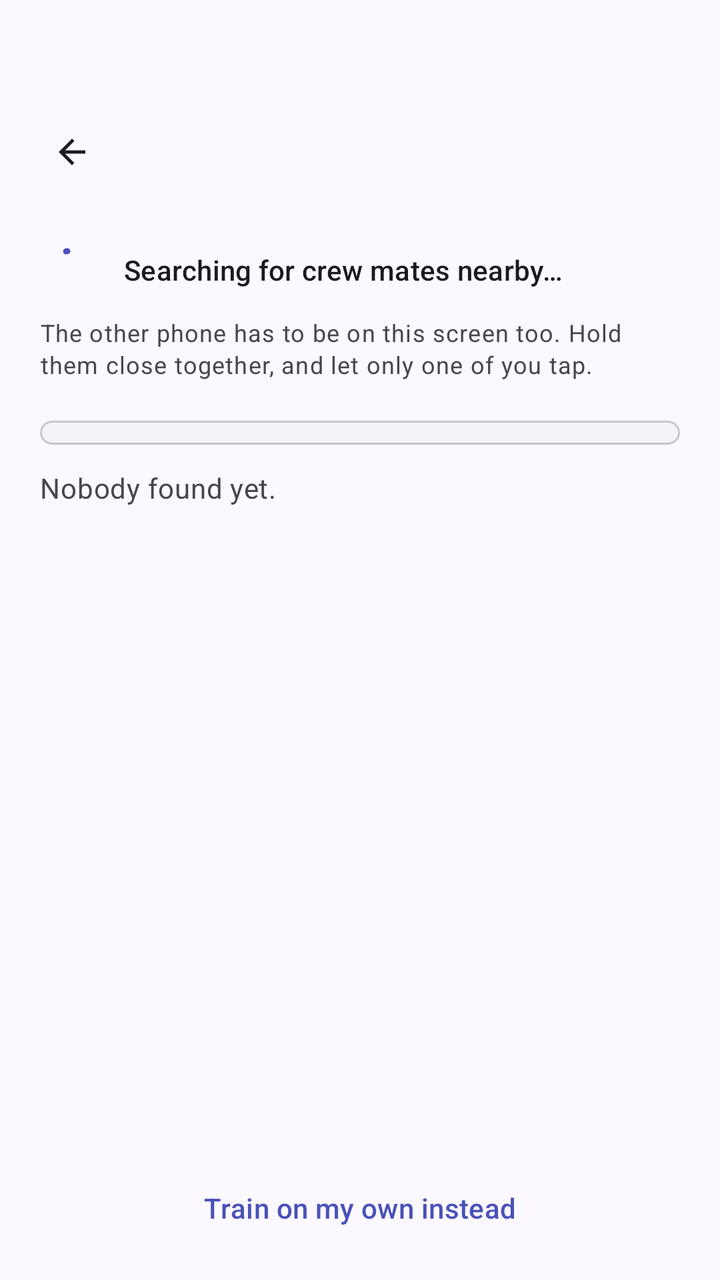
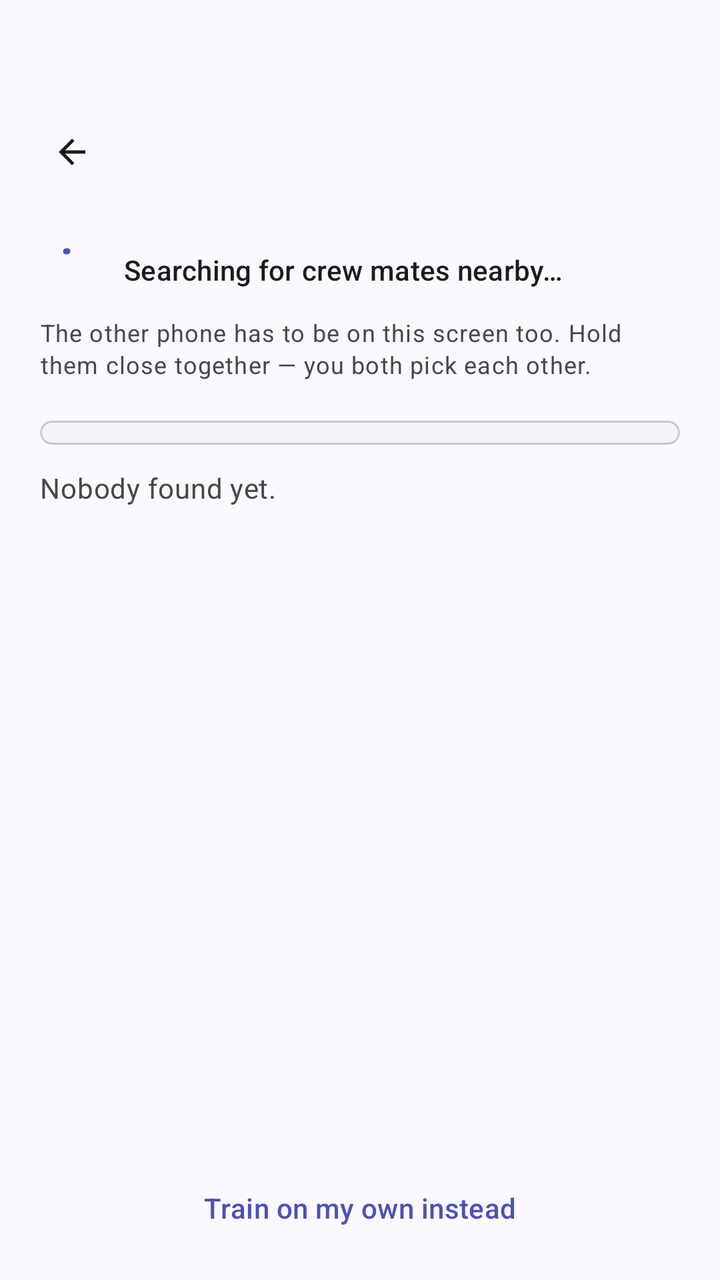

Before-and-after screenshots of an Android layout around one commit, followed by the original layout XML and the change that was made.
<!-- AndroidManifest.xml: application theme Theme.MobileSE -->
<!-- res/layout/screen_training_partner.xml -->
<?xml version="1.0" encoding="utf-8"?>
<androidx.constraintlayout.widget.ConstraintLayout xmlns:android="http://schemas.android.com/apk/res/android"
    xmlns:app="http://schemas.android.com/apk/res-auto"
    android:layout_width="match_parent"
    android:layout_height="match_parent"
    android:background="?attr/colorSurface">

    <include
        android:id="@+id/topBar"
        layout="@layout/part_top_bar"
        app:layout_constraintTop_toTopOf="parent" />

    <ScrollView
        android:layout_width="match_parent"
        android:layout_height="0dp"
        android:fillViewport="true"
        android:clipToPadding="false"
        app:layout_constraintTop_toBottomOf="@id/topBar"
        app:layout_constraintBottom_toTopOf="@id/btnPartnerSkip">

        <androidx.constraintlayout.widget.ConstraintLayout
            android:layout_width="match_parent"
            android:layout_height="wrap_content">

        <LinearLayout
            style="@style/ContentColumn"
            android:paddingBottom="24dp"
            app:layout_constraintTop_toTopOf="parent"
            app:layout_constraintStart_toStartOf="parent"
            app:layout_constraintEnd_toEndOf="parent">

            
            <LinearLayout
                android:id="@+id/llSession"
                android:layout_width="match_parent"
                android:layout_height="wrap_content"
                android:orientation="vertical"
                android:visibility="gone">

                <TextView
                    android:id="@+id/tvSessionPartner"
                    android:layout_width="match_parent"
                    android:layout_height="wrap_content"
                    android:layout_marginTop="8dp"
                    android:textAppearance="?attr/textAppearanceTitleMedium"
                    android:textColor="?attr/colorOnSurface" />

                
                <TextView
                    android:id="@+id/tvSessionWarning"
                    android:layout_width="match_parent"
                    android:layout_height="wrap_content"
                    android:layout_marginTop="10dp"
                    android:visibility="gone"
                    android:background="@drawable/bg_watch_notice"
                    android:padding="12dp"
                    android:textAppearance="?attr/textAppearanceBodyMedium"
                    android:textColor="?attr/colorOnTertiaryContainer" />

                
                <com.google.android.material.textfield.TextInputLayout
                    android:id="@+id/tilSessionSport"
                    style="@style/Widget.CrewFit.TextField"
                    android:layout_width="match_parent"
                    android:layout_height="wrap_content"
                    android:layout_marginTop="16dp"
                    android:hint="@string/train_question"
                    app:endIconMode="custom"
                    app:endIconDrawable="@drawable/ic_arrow_drop_down"
                    app:endIconTint="?attr/colorOnSurfaceVariant">

                    <com.google.android.material.textfield.TextInputEditText
                        android:id="@+id/etSessionSport"
                        android:layout_width="match_parent"
                        android:layout_height="wrap_content"
                        android:focusable="false"
                        android:focusableInTouchMode="false"
                        android:cursorVisible="false"
                        android:inputType="none" />
                </com.google.android.material.textfield.TextInputLayout>

                <TextView
                    android:id="@+id/tvSessionTimer"
                    android:layout_width="match_parent"
                    android:layout_height="wrap_content"
                    android:layout_marginTop="24dp"
                    android:gravity="center"
                    android:text="@string/session_timer_zero"
                    android:textAppearance="?attr/textAppearanceDisplayMedium"
                    android:textColor="?attr/colorOnSurface" />

                <TextView
                    android:id="@+id/tvSessionHint"
                    android:layout_width="match_parent"
                    android:layout_height="wrap_content"
                    android:layout_marginTop="4dp"
                    android:gravity="center"
                    android:textAppearance="?attr/textAppearanceBodySmall"
                    android:textColor="?attr/colorOnSurfaceVariant" />

                <com.google.android.material.button.MaterialButton
                    android:id="@+id/btnSessionAction"
                    style="@style/Widget.CrewFit.Button"
                    android:layout_width="match_parent"
                    android:layout_height="wrap_content"
                    android:layout_marginTop="24dp"
                    android:text="@string/session_start" />

                
                <com.google.android.material.button.MaterialButton
                    android:id="@+id/btnSessionReconnect"
                    style="@style/Widget.CrewFit.Button.Outlined"
                    android:layout_width="match_parent"
                    android:layout_height="wrap_content"
                    android:layout_marginTop="10dp"
                    android:visibility="gone"
                    android:text="@string/session_reconnect" />
            </LinearLayout>

            
            <LinearLayout
                android:id="@+id/llSearch"
                android:layout_width="match_parent"
                android:layout_height="wrap_content"
                android:orientation="vertical">

            <LinearLayout
                android:layout_width="match_parent"
                android:layout_height="wrap_content"
                android:orientation="horizontal"
                android:baselineAligned="false"
                android:gravity="center_vertical"
                android:layout_marginTop="8dp">

                <com.google.android.material.progressindicator.CircularProgressIndicator
                    android:id="@+id/piPartnerSearch"
                    android:layout_width="wrap_content"
                    android:layout_height="wrap_content"
                    android:indeterminate="true"
                    app:indicatorSize="22dp"
                    app:trackThickness="3dp" />

                <TextView
                    android:id="@+id/tvPartnerStatus"
                    android:layout_width="0dp"
                    android:layout_height="wrap_content"
                    android:layout_weight="1"
                    android:layout_marginStart="12dp"
                    android:text="@string/partner_searching"
                    android:textAppearance="?attr/textAppearanceTitleSmall"
                    android:textColor="?attr/colorOnSurface" />
            </LinearLayout>

            <TextView
                android:id="@+id/tvPartnerHint"
                android:layout_width="match_parent"
                android:layout_height="wrap_content"
                android:layout_marginTop="8dp"
                android:text="@string/partner_hint"
                android:textAppearance="?attr/textAppearanceBodySmall"
                android:textColor="?attr/colorOnSurfaceVariant" />

            <com.google.android.material.card.MaterialCardView
                style="@style/Widget.CrewFit.Card.Outlined"
                android:layout_width="match_parent"
                android:layout_height="wrap_content"
                android:layout_marginTop="20dp">

                <LinearLayout
                    android:id="@+id/llPartnerFound"
                    android:layout_width="match_parent"
                    android:layout_height="wrap_content"
                    android:orientation="vertical"
                    android:paddingTop="6dp"
                    android:paddingBottom="6dp" />
            </com.google.android.material.card.MaterialCardView>

            <TextView
                android:id="@+id/tvPartnerEmpty"
                android:layout_width="match_parent"
                android:layout_height="wrap_content"
                android:layout_marginTop="12dp"
                android:text="@string/partner_none_yet"
                android:textAppearance="?attr/textAppearanceBodyMedium"
                android:textColor="?attr/colorOnSurfaceVariant" />
            </LinearLayout>
        </LinearLayout>
        </androidx.constraintlayout.widget.ConstraintLayout>
    </ScrollView>

    <com.google.android.material.button.MaterialButton
        android:id="@+id/btnPartnerSkip"
        style="@style/Widget.CrewFit.Button.Text"
        android:layout_width="match_parent"
        android:layout_height="wrap_content"
        android:layout_marginStart="@dimen/screen_padding_horizontal"
        android:layout_marginEnd="@dimen/screen_padding_horizontal"
        android:layout_marginBottom="12dp"
        android:text="@string/partner_skip"
        app:layout_constraintBottom_toBottomOf="parent" />

</androidx.constraintlayout.widget.ConstraintLayout>
<!-- res/layout/part_top_bar.xml (included above) -->
<?xml version="1.0" encoding="utf-8"?>
<androidx.constraintlayout.widget.ConstraintLayout xmlns:android="http://schemas.android.com/apk/res/android"
    xmlns:app="http://schemas.android.com/apk/res-auto"
    android:layout_width="match_parent"
    android:layout_height="wrap_content"
    android:paddingTop="@dimen/top_bar_padding_top"
    android:paddingBottom="12dp">

    <com.google.android.material.button.MaterialButton
        android:id="@+id/btnTopBarBack"
        style="@style/Widget.Material3.Button.IconButton"
        android:layout_width="48dp"
        android:layout_height="48dp"
        android:layout_marginStart="12dp"
        android:contentDescription="@string/back_desc"
        app:icon="@drawable/ic_arrow_back"
        app:iconTint="?attr/colorOnSurface"
        app:layout_constraintStart_toStartOf="parent"
        app:layout_constraintTop_toTopOf="parent" />

    
    <com.google.android.material.button.MaterialButton
        android:id="@+id/btnTopBarAction"
        style="@style/Widget.Material3.Button.IconButton"
        android:layout_width="48dp"
        android:layout_height="48dp"
        android:layout_marginEnd="12dp"
        android:visibility="gone"
        app:iconTint="?attr/colorOnSurface"
        app:layout_constraintTop_toTopOf="@id/btnTopBarBack"
        app:layout_constraintBottom_toBottomOf="@id/btnTopBarBack"
        app:layout_constraintEnd_toEndOf="parent" />

    
    <com.google.android.material.card.MaterialCardView
        android:id="@+id/cvTopBarAvatar"
        android:layout_width="36dp"
        android:layout_height="36dp"
        android:layout_marginStart="8dp"
        android:visibility="gone"
        app:cardCornerRadius="18dp"
        app:cardElevation="0dp"
        app:strokeWidth="2dp"
        app:strokeColor="?attr/colorPrimaryContainer"
        app:cardBackgroundColor="?attr/colorSurfaceContainerHighest"
        app:layout_constraintBottom_toBottomOf="@id/btnTopBarBack"
        app:layout_constraintStart_toEndOf="@id/btnTopBarBack"
        app:layout_constraintTop_toTopOf="@id/btnTopBarBack">

        
        <ImageView
            android:id="@+id/ivTopBarAvatar"
            android:layout_width="match_parent"
            android:layout_height="match_parent"
            android:contentDescription="@string/profile_desc"
            android:scaleType="centerCrop"
            android:src="@drawable/ic_image" />
    </com.google.android.material.card.MaterialCardView>

    <TextView
        android:id="@+id/tvTopBarTitle"
        android:layout_width="0dp"
        android:layout_height="wrap_content"
        android:layout_marginStart="8dp"
        android:layout_marginEnd="8dp"
        android:maxLines="1"
        android:ellipsize="end"
        android:textAppearance="?attr/textAppearanceHeadlineSmall"
        android:textColor="?attr/colorOnSurface"
        app:layout_constraintBottom_toBottomOf="@id/btnTopBarBack"
        app:layout_constraintEnd_toStartOf="@id/btnTopBarAction"
        app:layout_constraintStart_toEndOf="@id/cvTopBarAvatar"
        app:layout_constraintTop_toTopOf="@id/btnTopBarBack" />
</androidx.constraintlayout.widget.ConstraintLayout>
<!-- resources referenced by this layout -->
<resources>
  <dimen name="screen_padding_horizontal">20dp</dimen>
  <dimen name="top_bar_padding_top">52dp</dimen>
  <string name="back_desc">Back</string>
  <string name="partner_hint">The other phone has to be on this screen too. Hold them close together, and let only one of you tap.</string>
  <string name="partner_none_yet">Nobody found yet.</string>
  <string name="partner_searching">Searching for crew mates nearby…</string>
  <string name="partner_skip">Train on my own instead</string>
  <string name="profile_desc">Profile</string>
  <string name="session_reconnect">Connect again</string>
  <string name="session_start">Start workout</string>
  <string name="session_timer_zero">00:00</string>
  <string name="train_question">What did you train?</string>
  <style name="Widget.CrewFit.Button.Outlined" parent="Widget.Material3.Button.OutlinedButton">
          <item name="android:minHeight">56dp</item>
          <item name="cornerRadius">16dp</item>
      </style>
  <style name="Widget.CrewFit.Button.Text" parent="Widget.Material3.Button.TextButton" />
  <style name="Theme.MobileSE" parent="Base.Theme.MobileSE" />
  <dimen name="content_max_width">2000dp</dimen>
  <color name="md_surface_container_low">#F5F2FA</color>
  <color name="md_outline_variant">#C7C5D0</color>
  <style name="ShapeAppearance.CrewFit.Medium" parent="ShapeAppearance.Material3.Corner.Medium">
          <item name="cornerSize">20dp</item>
      </style>
  <color name="md_on_surface_variant">#45464F</color>
  <color name="md_primary">#4A51B8</color>
  <color name="md_on_primary">#FFFFFF</color>
  <color name="md_primary_container">#E0E3FF</color>
  <color name="md_on_primary_container">#050B63</color>
  <color name="md_secondary">#00795A</color>
  <color name="md_on_secondary">#FFFFFF</color>
  <color name="md_secondary_container">#8CFFD1</color>
  <color name="md_on_secondary_container">#002018</color>
  <color name="md_tertiary">#8C5000</color>
  <color name="md_on_tertiary">#FFFFFF</color>
  <color name="md_tertiary_container">#FFDCC2</color>
  <color name="md_on_tertiary_container">#2E1500</color>
  <color name="md_error">#BA1A1A</color>
  <color name="md_on_error">#FFFFFF</color>
  <color name="md_error_container">#FFDAD6</color>
  <color name="md_on_error_container">#410002</color>
  <color name="md_surface">#FBF8FF</color>
  <color name="md_on_surface">#1A1B21</color>
  <color name="md_surface_variant">#E2E1EC</color>
  <color name="md_surface_container_lowest">#FFFFFF</color>
  <color name="md_surface_container">#EFEDF4</color>
  <color name="md_surface_container_high">#E9E7EF</color>
  <color name="md_surface_container_highest">#E3E1E9</color>
  <color name="md_outline">#767680</color>
  <color name="md_inverse_surface">#2F3036</color>
  <color name="md_inverse_on_surface">#F2F0F7</color>
  <style name="ShapeAppearance.CrewFit.Small" parent="ShapeAppearance.Material3.Corner.Small">
          <item name="cornerSize">12dp</item>
      </style>
  <style name="ShapeAppearance.CrewFit.Large" parent="ShapeAppearance.Material3.Corner.Large">
          <item name="cornerSize">28dp</item>
      </style>
  <style name="Widget.CrewFit.BottomNav.Indicator" parent="Widget.Material3.BottomNavigationView.ActiveIndicator">
          <item name="android:color">@android:color/transparent</item>
      </style>
  <style name="MaterialAlertDialog.CrewFit" parent="MaterialAlertDialog.Material3">
          <item name="shapeAppearance">@style/ShapeAppearance.CrewFit.Large</item>
          <item name="backgroundTint">@color/md_surface_container_high</item>
      </style>
  <style name="Widget.CrewFit.Dialog.Button" parent="Widget.Material3.Button.TextButton.Dialog">
          <item name="android:textColor">@color/md_primary</item>
          <item name="android:textAppearance">?attr/textAppearanceLabelLarge</item>
      </style>
  <!-- unchanged entries left out for length: 14 -->
</resources>

<!-- the commit's change to res/layout/screen_training_partner.xml (unified diff, before → after) -->
@@ -64,7 +64,7 @@
                     android:layout_width="match_parent"
                     android:layout_height="wrap_content"
                     android:layout_marginTop="16dp"
-                    android:hint="@string/train_question"
+                    android:hint="@string/session_train_question"
                     app:endIconMode="custom"
                     app:endIconDrawable="@drawable/ic_arrow_drop_down"
                     app:endIconTint="?attr/colorOnSurfaceVariant">
<!-- resource entries referenced after the edit -->
@@ -3,7 +3,7 @@
   <dimen name="screen_padding_horizontal">20dp</dimen>
   <dimen name="top_bar_padding_top">52dp</dimen>
   <string name="back_desc">Back</string>
-  <string name="partner_hint">The other phone has to be on this screen too. Hold them close together, and let only one of you tap.</string>
+  <string name="partner_hint">The other phone has to be on this screen too. Hold them close together — you both pick each other.</string>
   <string name="partner_none_yet">Nobody found yet.</string>
   <string name="partner_searching">Searching for crew mates nearby…</string>
   <string name="partner_skip">Train on my own instead</string>
@@ -11,7 +11,7 @@
   <string name="session_reconnect">Connect again</string>
   <string name="session_start">Start workout</string>
   <string name="session_timer_zero">00:00</string>
-  <string name="train_question">What did you train?</string>
+  <string name="session_train_question">What are you going to train?</string>
   <style name="Widget.CrewFit.Button.Outlined" parent="Widget.Material3.Button.OutlinedButton">
           <item name="android:minHeight">56dp</item>
           <item name="cornerRadius">16dp</item>
